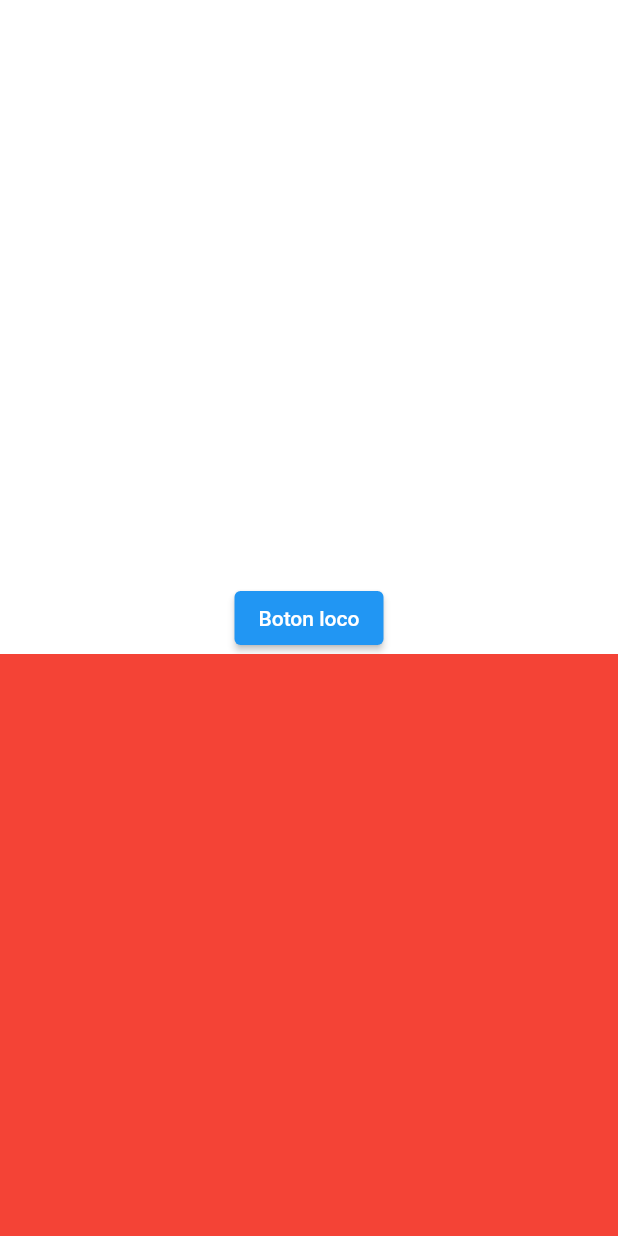
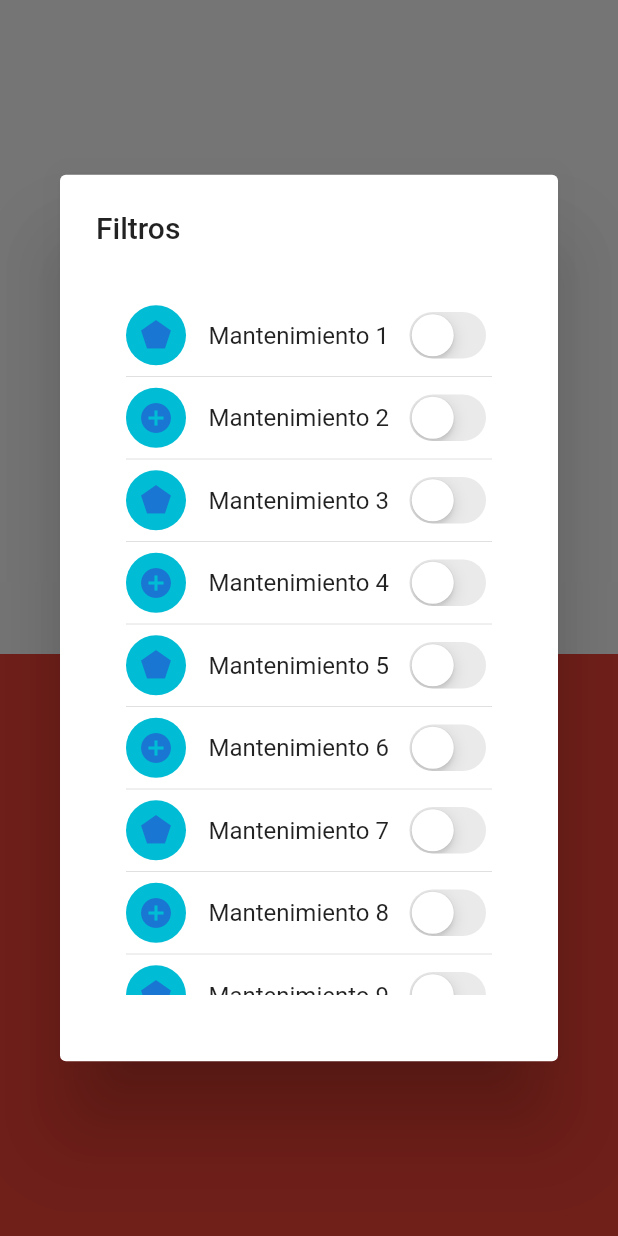
Before and after one commit to MaxiSoriano70/2doWidgetGrupo1, a Flutter app: the screen it shows after launch, after a tap on "Boton loco", on a phone screen of 412 x 824 dp. Run offline on Flutter 3.47's test engine with Material 2 defaults, Android fonts, the phone set to English and light mode, and no system bars.

Commit message:
Puto swith

```diff
--- a/lib/main.dart
+++ b/lib/main.dart
@@ -45,7 +45,7 @@ class FilterItem{
 }
 
 void main() {
-  runApp(MyApp());
+  runApp(MaterialApp(home: MyApp()));
 }
 
 
@@ -85,16 +85,15 @@ class _MyAppState extends State<MyApp> {
     return list;
   }
 
-  void _showAlert(BuildContext context,List<FilterItem> list){
-    showDialog(
-        context: context,
-        builder:(_) => AlertDialog(
-          title: const Text("Filtros"),
-          content: _contentAlert(list),
-          actions: [],
-        )
-    );
-  }
+  // Widget _showAlert(BuildContext context,List<FilterItem> list){
+  //   return showDialog(
+  //       context: context,
+  //       builder:(_) => AlertDialog(
+  //         title: const Text("Filtros"),
+  //         content: _contentAlert(list),
+  //       )
+  //   );
+  // }
 
   void onChangeFunction(FilterItem item){
     item.changeState();
@@ -107,21 +106,28 @@ class _MyAppState extends State<MyApp> {
           children: [
             Expanded(child: Container(color: Colors.white24,)),
             ElevatedButton(onPressed: (){
-              _showAlert(context, newListItemFilters(itemFilters));
+              showDialog(
+                  context: context,
+                  builder:(BuildContext context) => AlertDialog(
+                    title: const Text("Filtros"),
+                    content: _contentAlert(newListItemFilters(itemFilters)),
+              ));
+              //_showAlert(context, newListItemFilters(itemFilters));
             },
-              child: const Text("Boton loco"),),
+              child: const Text("Boton loco"),
+            ),
             //_contentAlert(newListItemFilters(itemFilters)),
             //_buttonAlert(),
             Expanded(child: Container(color: Colors.red,)),
-
           ],
         )
     );
   }
 
   Widget _contentAlert(List<FilterItem> list){
-    return Container(
+    return SizedBox(
       height: 500,
+      width: 350,
       child: Padding(
         padding: const EdgeInsets.symmetric(vertical: 20,horizontal: 20),
         child: ListView.separated(
@@ -149,14 +155,19 @@ class _MyAppState extends State<MyApp> {
             Text(item.text)
           ],
         ),
-        CupertinoSwitch(
-            value: item.isActive,
-            onChanged: (v){
-              setState(() {
-                onChangeFunction(item);
-              });
-            }
-        )
+        InkWell(
+          onTap: (){setState(() {
+            onChangeFunction(item);
+          });},
+          child: CupertinoSwitch(
+          value: item.isActive,
+          onChanged: (bool value){
+            setState(() {
+              item.isActive=value;
+            });
+          },
+        ),)
+
       ],
     );
   }
```
